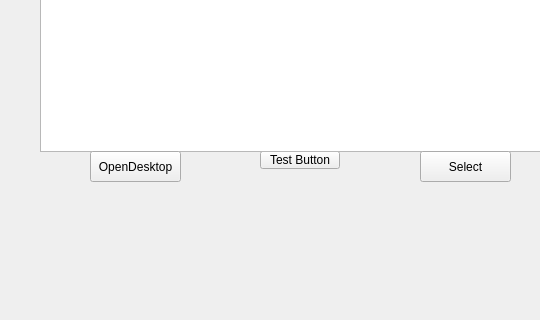
Above: widget.ui from Jiangxiaoci/remoteApps_Windows before the change; both pictures show x 0 to 540 and y 129 to 449 of the 800 by 600 pixel window. Below: the same form after it.
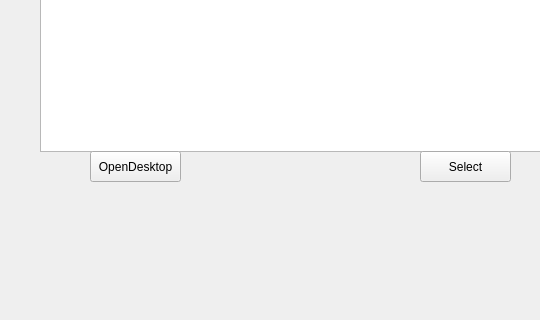
That is the form after the change.

The edit to the form file:
```diff
--- a/widget.ui
+++ b/widget.ui
@@ -23,19 +23,6 @@
     </rect>
    </property>
   </widget>
-  <widget class="QPushButton" name="pushButton">
-   <property name="geometry">
-    <rect>
-     <x>260</x>
-     <y>280</y>
-     <width>80</width>
-     <height>18</height>
-    </rect>
-   </property>
-   <property name="text">
-    <string>Test Button</string>
-   </property>
-  </widget>
   <widget class="QListView" name="fileListView">
    <property name="geometry">
     <rect>
```
Left out of the diff: 2 changed lines with no effect on the pictures.
